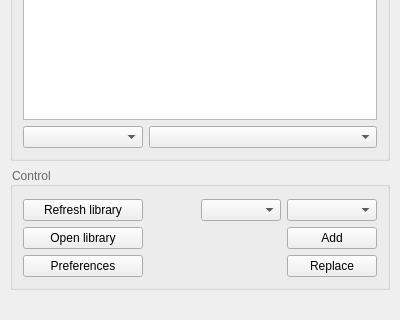
First picture: the form in utils/addFC_Library.ui, repository GS90/addFC, before the edit; both pictures show x 0 to 400 and y 360 to 680 of the 400 by 680 pixel window.
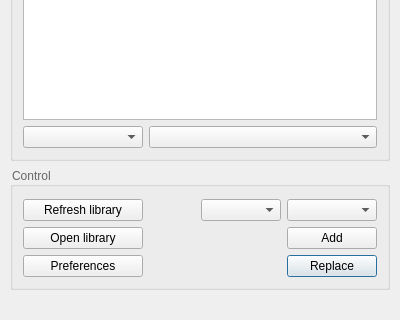
Second picture: the form after the edit.

Diff of the .ui file:
```diff
--- a/utils/addFC_Library.ui
+++ b/utils/addFC_Library.ui
@@ -2,7 +2,7 @@
 <ui version="4.0">
  <author>Golodnikov Sergey</author>
  <class>Form</class>
- <widget class="QWidget" name="Form">
+ <widget class="QDialog" name="Form">
   <property name="geometry">
    <rect>
     <x>0</x>
```
